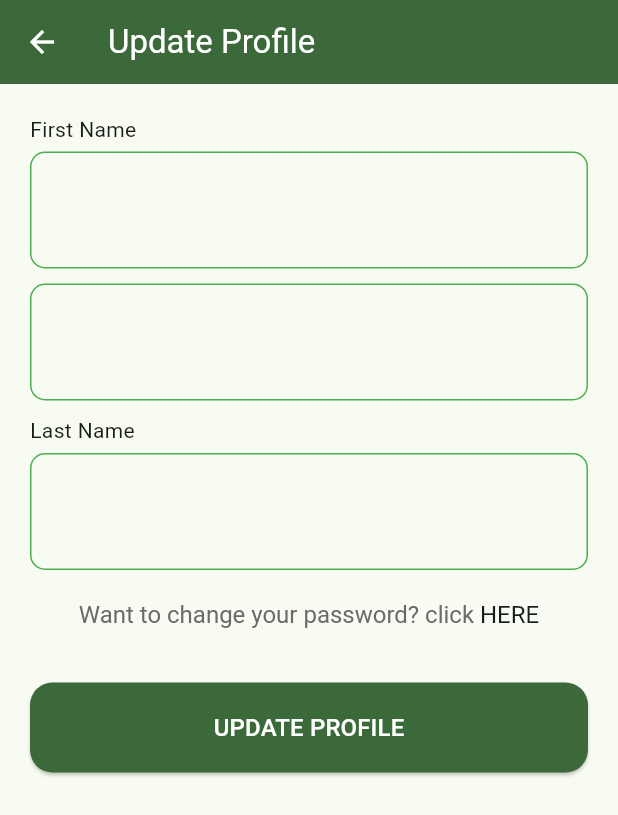
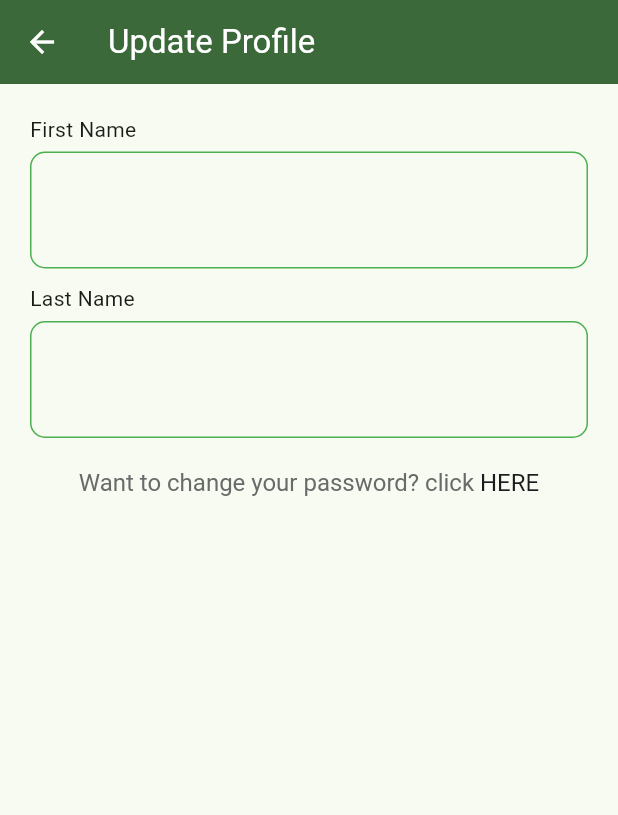
Before and after one commit to neal-boylan/gymgo, a Flutter app: the EditMemberProfile screen opened directly, on a phone screen of 412 x 824 dp. Shown: the top 815 px of the screen. Run offline on Flutter 3.47's test engine with Material 3 defaults, Android fonts, the phone set to English and light mode, and no system bars; our stand-ins replace cloud_firestore, dropdown_search, email_validator, firebase_auth, firebase_core, fluttertoast and 2 more; missing offline and left inert: firebase_ui_auth; accounts and stored records are empty; generated files the repository leaves out were written again; Roboto replaces fonts that are missing (Cera Pro).

Commit message:
Update profile button only visible when text Field not empty

```diff
--- a/lib/pages/edit_member_profile.dart
+++ b/lib/pages/edit_member_profile.dart
@@ -14,6 +14,7 @@ class EditMemberProfile extends StatefulWidget {
 
 class _EditMemberProfileState extends State<EditMemberProfile> {
   final String userId = FirebaseAuth.instance.currentUser!.uid;
+  bool _isButtonVisible = false;
   final firstNameController = TextEditingController();
   final lastNameController = TextEditingController();
   final passwordController = TextEditingController();
@@ -34,6 +35,17 @@ class _EditMemberProfileState extends State<EditMemberProfile> {
   void initState() {
     super.initState();
     fetchData();
+    firstNameController.addListener(() {
+      setState(() {
+        _isButtonVisible = firstNameController.text.isNotEmpty;
+      });
+    });
+
+    lastNameController.addListener(() {
+      setState(() {
+        _isButtonVisible = lastNameController.text.isNotEmpty;
+      });
+    });
   }
 
   Future<void> fetchData() async {
@@ -118,14 +130,6 @@ class _EditMemberProfileState extends State<EditMemberProfile> {
                   maxLines: 1,
                 ),
                 const SizedBox(height: 10),
-                TextFormField(
-                  initialValue: firstName.toString(),
-                  decoration: InputDecoration(
-                    // labelText: "First Name",
-                    border: OutlineInputBorder(),
-                  ),
-                ),
-                const SizedBox(height: 10),
                 Align(
                   alignment: Alignment.centerLeft,
                   child: Text(
@@ -145,9 +149,12 @@ class _EditMemberProfileState extends State<EditMemberProfile> {
                 const SizedBox(height: 20),
                 Align(
                   alignment: Alignment.bottomCenter,
+                  child: Visibility(
+                    visible: _isButtonVisible,
                     child: ElevatedButton(
                       style: ElevatedButton.styleFrom(
-                        backgroundColor: Theme.of(context).colorScheme.primary),
+                          backgroundColor:
+                              Theme.of(context).colorScheme.primary),
                       onPressed: () async {
                         firstNameController.text.trim() != firstName ||
                                 lastNameController.text.trim() != lastName
@@ -159,6 +166,7 @@ class _EditMemberProfileState extends State<EditMemberProfile> {
                         style: TextStyle(
                           fontSize: 16,
                           color: Colors.white,
+                        ),
                       ),
                     ),
                   ),
```
Lines whose indentation alone changed are shown as unchanged.
